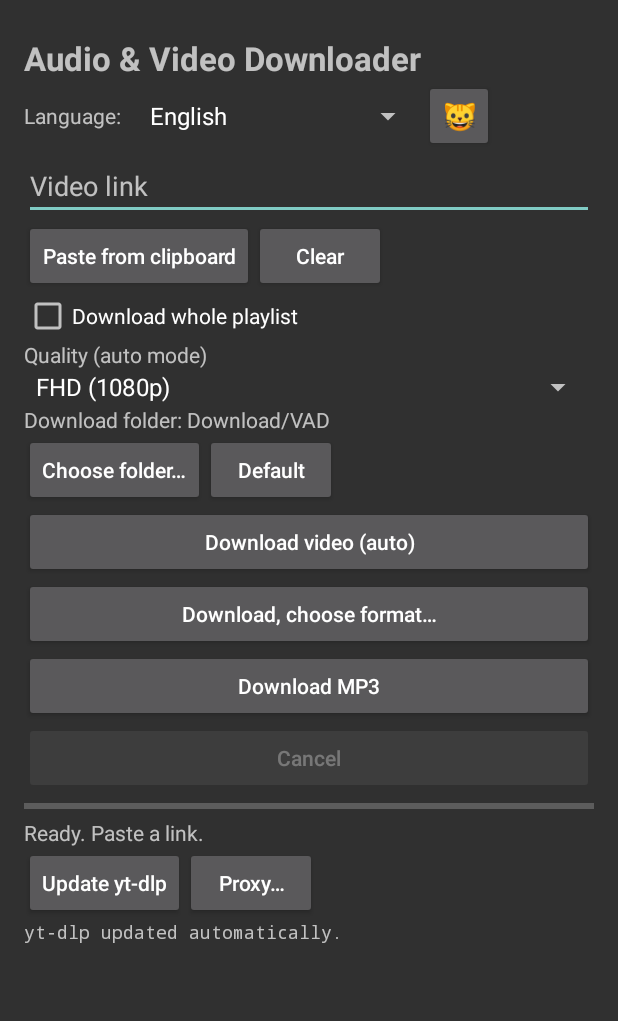
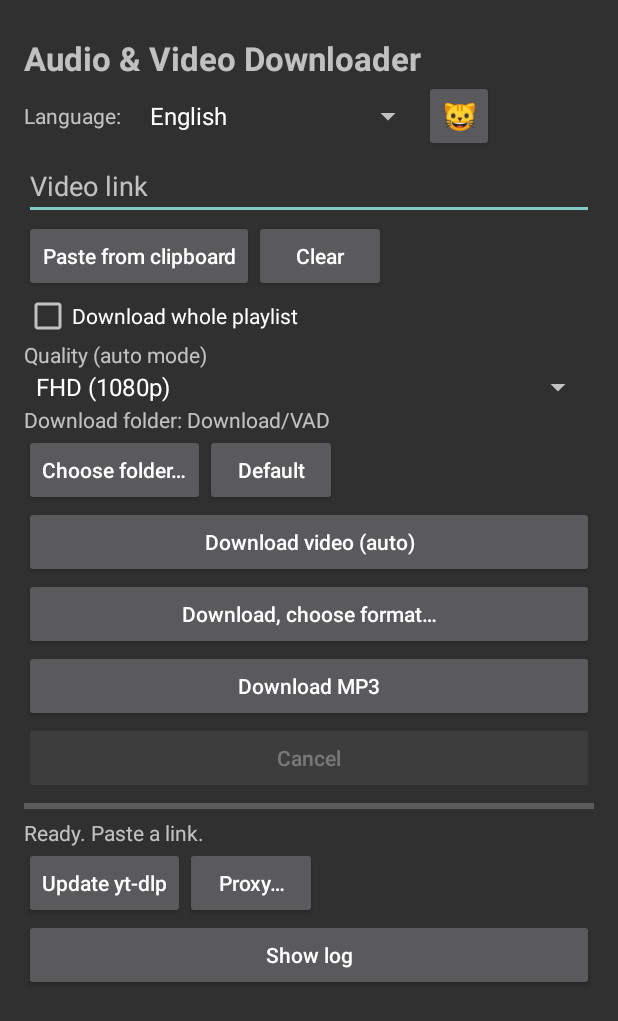
Before and after one commit to reiqwazaaa/VADapk, an Android app: the screen it shows after launch (MainActivity), on a phone screen of 412 x 824 dp. Shown: the top 1021 px of the screen. Run offline under Robolectric (Android 15) with nearby library versions, the phone set to English and light mode, and no system bars; libraries missing offline, so code that uses them is left out: com.yausername.ffmpeg, com.yausername.youtubedl_android; 3 statements that could not run were skipped.

Commit message:
Hide log behind a toggle button (hidden by default)
Co-Authored-By: Claude Sonnet 5.5 <noreply@anthropic.com>
Claude-Session: https://claude.ai/code/session_013bxkNUhKQjQaVnFF629BjZ

```diff
--- a/app/src/main/java/com/vad/downloader/MainActivity.kt
+++ b/app/src/main/java/com/vad/downloader/MainActivity.kt
@@ -70,6 +70,7 @@ class MainActivity : Activity() {
 
     private var kawaii = false
     private var catTaps = 0
+    private var logVisible = false
     private val kawaiiText = 0xFF6A2C6B.toInt()
 
     @Volatile private var engineReady = false
@@ -365,6 +366,15 @@ class MainActivity : Activity() {
         toolsRow.addView(bProxy)
         root.addView(toolsRow)
 
+        val bLog = button(t(if (logVisible) "hide_log" else "show_log")) {}
+        bLog.setOnClickListener {
+            logVisible = !logVisible
+            logScroll.visibility = if (logVisible) View.VISIBLE else View.GONE
+            bLog.text = t(if (logVisible) "hide_log" else "show_log")
+            if (logVisible) logScroll.post { logScroll.fullScroll(View.FOCUS_DOWN) }
+        }
+        root.addView(bLog)
+
         actionButtons = listOf(bAuto, bPick, bMp3, bUpdate)
         actionButtons.forEach { it.isEnabled = engineReady && !busy }
         cancelButton.isEnabled = busy
@@ -380,6 +390,7 @@ class MainActivity : Activity() {
             if (kawaii) setTextColor(0xFF5A3A78.toInt())
         }
         logScroll = ScrollView(this).apply {
+            visibility = if (logVisible) View.VISIBLE else View.GONE
             addView(logText)
             layoutParams = LinearLayout.LayoutParams(
                 LinearLayout.LayoutParams.MATCH_PARENT, 0, 1f
```
Also changed, not shown: app/src/main/java/com/vad/downloader/Strings.kt (+32 -0 lines).
